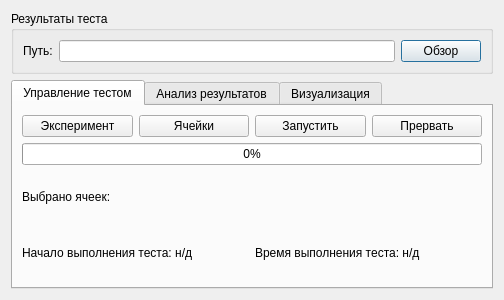
neurocomputer/MemriBoard, file gui/uies/testing.ui: the form before one commit.
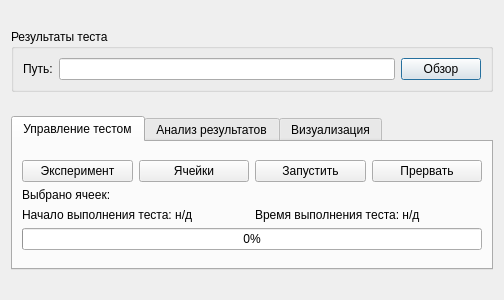
The form after the commit.

The edit to the form file:
```diff
--- a/gui/uies/testing.ui
+++ b/gui/uies/testing.ui
@@ -11,7 +11,7 @@
    </rect>
   </property>
   <property name="sizePolicy">
-   <sizepolicy hsizetype="Preferred" vsizetype="Maximum">
+   <sizepolicy hsizetype="Fixed" vsizetype="Fixed">
     <horstretch>0</horstretch>
     <verstretch>0</verstretch>
    </sizepolicy>
@@ -58,6 +58,12 @@
    </item>
    <item>
     <widget class="QTabWidget" name="tabWidget">
+     <property name="sizePolicy">
+      <sizepolicy hsizetype="Expanding" vsizetype="Maximum">
+       <horstretch>0</horstretch>
+       <verstretch>0</verstretch>
+      </sizepolicy>
+     </property>
      <property name="currentIndex">
       <number>0</number>
      </property>
@@ -100,15 +106,14 @@
            </item>
           </layout>
          </item>
-         <item>
-          <widget class="QProgressBar" name="progress_all">
-           <property name="value">
-            <number>0</number>
-           </property>
-          </widget>
-         </item>
          <item>
           <widget class="QLabel" name="label_all_cells_count">
+           <property name="sizePolicy">
+            <sizepolicy hsizetype="Preferred" vsizetype="Maximum">
+             <horstretch>0</horstretch>
+             <verstretch>0</verstretch>
+            </sizepolicy>
+           </property>
            <property name="text">
             <string>Выбрано ячеек:</string>
            </property>
@@ -118,6 +123,12 @@
           <layout class="QHBoxLayout" name="horizontalLayout_3">
            <item>
             <widget class="QLabel" name="label_start_time">
+             <property name="sizePolicy">
+              <sizepolicy hsizetype="Preferred" vsizetype="Maximum">
+               <horstretch>0</horstretch>
+               <verstretch>0</verstretch>
+              </sizepolicy>
+             </property>
              <property name="text">
               <string>Начало выполнения теста: н/д </string>
              </property>
@@ -125,6 +136,12 @@
            </item>
            <item>
             <widget class="QLabel" name="label_time_status">
+             <property name="sizePolicy">
+              <sizepolicy hsizetype="Preferred" vsizetype="Maximum">
+               <horstretch>0</horstretch>
+               <verstretch>0</verstretch>
+              </sizepolicy>
+             </property>
              <property name="text">
               <string>Время выполнения теста: н/д</string>
              </property>
@@ -132,6 +149,13 @@
            </item>
           </layout>
          </item>
+         <item>
+          <widget class="QProgressBar" name="progress_all">
+           <property name="value">
+            <number>0</number>
+           </property>
+          </widget>
+         </item>
         </layout>
        </item>
       </layout>
```
Left out of the diff: 2 changed lines with no effect on the pictures.
